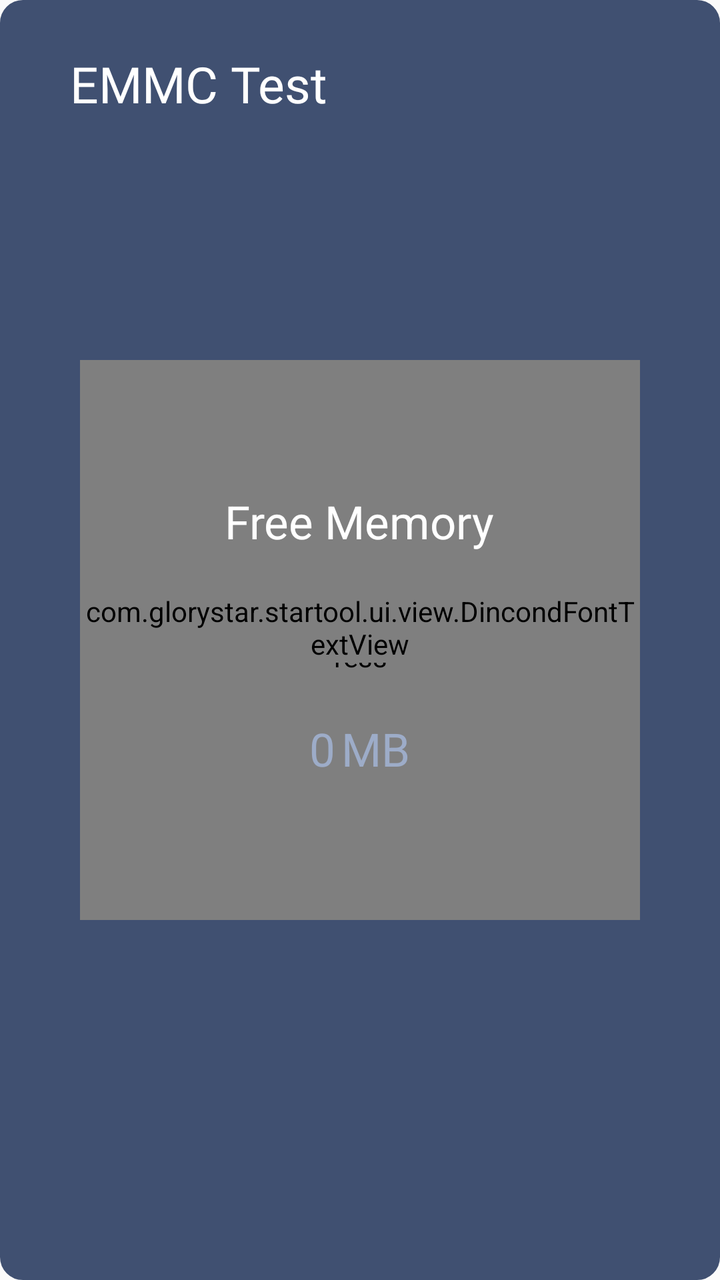
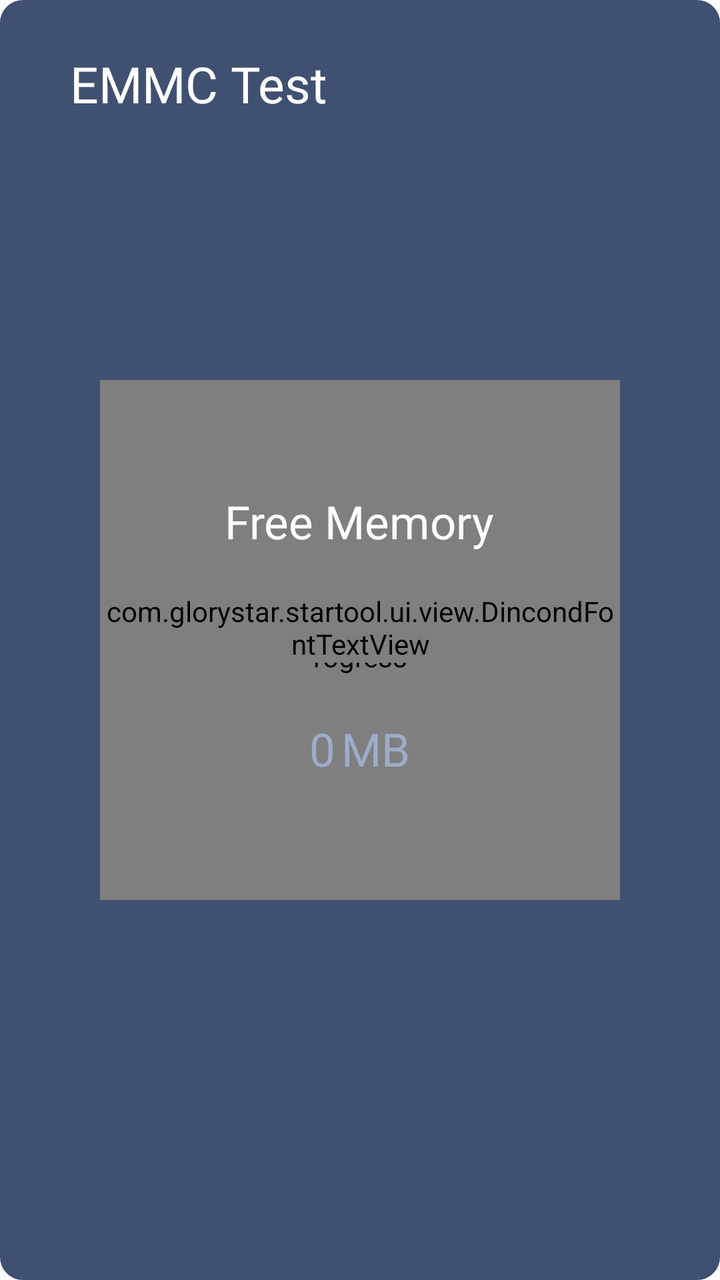

Compare the two renders of this Android layout. The source of the first and the diff that turns it into the second are given below.
<!-- AndroidManifest.xml: application theme NoTitle -->
<!-- res/layout/emmctest_fragment.xml -->
<?xml version="1.0" encoding="utf-8"?>
<RelativeLayout xmlns:android="http://schemas.android.com/apk/res/android"
    xmlns:app="http://schemas.android.com/apk/res-auto"
    android:layout_width="match_parent"
    android:layout_height="match_parent"
    app:cardBackgroundColor="@color/colorEmpty"

    app:cardCornerRadius="30dp">

    <RelativeLayout
        android:layout_width="match_parent"
        android:layout_height="match_parent"
        android:background="@drawable/selector_mode_bg">

        <RelativeLayout
            android:layout_width="match_parent"
            android:layout_height="wrap_content">

            <TextView
                android:layout_width="wrap_content"
                android:layout_height="wrap_content"
                android:layout_marginLeft="35dp"
                android:layout_marginTop="25dp"
                android:fontFamily="@font/montserrat_semibold"
                android:text="@string/EMMCTest"
                android:textColor="@color/white"
                android:textSize="25dp" />

            <TextView
                android:id="@+id/time_text"
                android:layout_width="wrap_content"
                android:layout_height="wrap_content"
                android:layout_alignParentRight="true"
                android:layout_marginTop="25dp"
                android:layout_marginRight="55dp"
                android:fontFamily="@font/montserrat_semibold"
                android:textColor="@color/colorMainButton"
                android:textSize="25dp" />

        </RelativeLayout>

        <LinearLayout
            android:layout_width="wrap_content"
            android:layout_height="wrap_content"
            android:layout_centerInParent="true"
            android:orientation="horizontal">


            <FrameLayout
                android:layout_width="280dp"
                android:layout_height="280dp">

                <com.github.lzyzsd.circleprogress.DonutProgress
                    android:id="@+id/pgr_freq"
                    android:layout_width="match_parent"
                    android:layout_height="match_parent"
                    app:donut_finished_color="@color/colorMainButton"
                    app:donut_finished_stroke_width="4dp"
                    app:donut_progress="30"
                    app:donut_show_text="false"
                    app:donut_unfinished_color="@color/colorAccentLight"
                    app:donut_unfinished_stroke_width="4dp" />

                <RelativeLayout
                    android:layout_width="match_parent"
                    android:layout_height="match_parent">

                    <LinearLayout
                        android:layout_width="wrap_content"
                        android:layout_height="wrap_content"
                        android:layout_centerInParent="true"
                        android:gravity="center"
                        android:orientation="vertical">

                        <TextView
                            android:layout_width="wrap_content"
                            android:layout_height="wrap_content"
                            android:layout_centerHorizontal="true"
                            android:text="@string/Free_Memory"
                            android:textColor="@color/white"
                            android:textSize="23dp" />

                        <LinearLayout
                            android:layout_width="wrap_content"
                            android:layout_height="wrap_content"
                            android:layout_marginTop="20dp"
                            android:orientation="horizontal">


                            <com.glorystar.startool.ui.view.DincondFontTextView
                                android:id="@+id/tv_freq"
                                android:layout_width="wrap_content"
                                android:layout_height="wrap_content"
                                android:layout_centerHorizontal="true"
                                android:layout_centerVertical="true"
                                android:textColor="@color/white"

                                android:textSize="37dp"
                                android:textStyle="bold" />


                            <TextView
                                android:layout_width="wrap_content"
                                android:layout_height="wrap_content"
                                android:layout_above="@id/tv_freq"
                                android:layout_centerHorizontal="true"
                                android:text="@string/cpu_test_cur_freq"
                                android:textColor="@color/white"
                                android:textSize="35dp" />

                            <TextView
                                android:layout_width="wrap_content"
                                android:layout_height="wrap_content"
                                android:layout_below="@id/tv_freq"
                                android:layout_centerHorizontal="true"
                                android:text="MB"
                                android:textColor="@color/white"
                                android:textSize="25dp" />
                        </LinearLayout>

                        <LinearLayout
                            android:layout_width="wrap_content"
                            android:layout_height="wrap_content"
                            android:layout_alignParentBottom="true"
                            android:layout_centerHorizontal="true"
                            android:layout_marginBottom="5dp"
                            android:orientation="horizontal">

                            <TextView
                                android:id="@+id/tv_freq_max"
                                android:layout_width="wrap_content"
                                android:layout_height="wrap_content"
                                android:text="0"
                                android:textColor="@color/colorFont"
                                android:textSize="23dp" />

                            <TextView
                                android:layout_width="wrap_content"
                                android:layout_height="wrap_content"
                                android:layout_marginStart="3dp"
                                android:text="MB"
                                android:textColor="@color/colorFont"
                                android:textSize="23dp" />

                        </LinearLayout>
                    </LinearLayout>
                </RelativeLayout>
            </FrameLayout>

        </LinearLayout>

    </RelativeLayout>


</RelativeLayout>
<!-- resources referenced by this layout -->
<resources>
  <color name="colorAccentLight">#9DACC8</color>
  <color name="colorEmpty">#40ffffff</color>
  <color name="colorFont">#9DACC8</color>
  <color name="colorMainButton">#0091FF</color>
  <color name="white">#FFFFFFFF</color>
  <!-- drawable selector_mode_bg (drawable) -->
  <?xml version="1.0" encoding="utf-8"?>
  <shape
      xmlns:android="http://schemas.android.com/apk/res/android">
      
      <solid
          android:color="@color/colorMainLight" />
      
      <stroke
      android:width="1dp"
      android:color="@color/colorMainLight" />
      
      <size android:height="4dp"/>
      
      <corners
          android:radius="11dp"/>
  
  </shape>
  <string name="EMMCTest">EMMC Test</string>
  <string name="Free_Memory">Free Memory</string>
  <string name="cpu_test_cur_freq" />
  <style name="NoTitle" parent="Theme.AppCompat.Light.NoActionBar">
          <item name="colorPrimary">@color/colorMain</item>
          <item name="colorPrimaryDark">@color/colorMain</item>
          <item name="colorAccent">@color/colorMain</item>
          <item name="android:windowFullscreen">true</item>
          <item name="windowActionBar">false</item>
          <item name="windowNoTitle">true</item>
          <item name="android:textAppearanceListItemSmall">@style/listPopupWindow</item>
      </style>
  <color name="colorMainLight">#405071</color>
  <color name="colorMain">#1D2D4B</color>
  <style name="listPopupWindow">
          <item name="android:textSize">25mm</item>
          <item name="android:fontFamily">@font/montserrat_regular</item>
          <item name="android:textColor">@color/black</item>
      </style>
  <color name="black">#FF000000</color>
</resources>

<!-- the commit's change to res/layout/emmctest_fragment.xml (unified diff, before → after) -->
@@ -47,8 +47,8 @@
 
 
             <FrameLayout
-                android:layout_width="280dp"
-                android:layout_height="280dp">
+                android:layout_width="260dp"
+                android:layout_height="260dp">
 
                 <com.github.lzyzsd.circleprogress.DonutProgress
                     android:id="@+id/pgr_freq"
